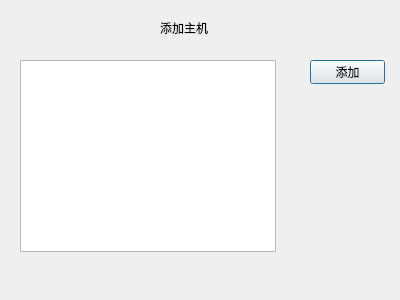
Qt form ui/addhost_win.ui (tainyuhong/pyside_machine_system) before a commit.
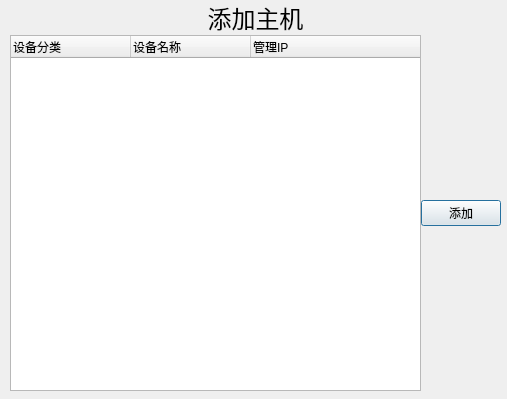
The same form after that commit.

Commit message: 主机添加窗口增加数据显示功能，未完成复选功能

```diff
--- a/ui/addhost_win.ui
+++ b/ui/addhost_win.ui
@@ -6,48 +6,80 @@
    <rect>
     <x>0</x>
     <y>0</y>
-    <width>400</width>
-    <height>300</height>
+    <width>507</width>
+    <height>399</height>
    </rect>
   </property>
+  <property name="sizePolicy">
+   <sizepolicy hsizetype="Fixed" vsizetype="Fixed">
+    <horstretch>0</horstretch>
+    <verstretch>0</verstretch>
+   </sizepolicy>
+  </property>
   <property name="windowTitle">
    <string>添加主机</string>
   </property>
-  <widget class="QLabel" name="label">
+  <widget class="QWidget" name="">
    <property name="geometry">
     <rect>
-     <x>160</x>
-     <y>20</y>
-     <width>54</width>
-     <height>16</height>
+     <x>10</x>
+     <y>0</y>
+     <width>491</width>
+     <height>391</height>
     </rect>
    </property>
-   <property name="text">
-    <string>添加主机</string>
-   </property>
-  </widget>
-  <widget class="QPushButton" name="add_btn">
-   <property name="geometry">
-    <rect>
-     <x>310</x>
-     <y>60</y>
-     <width>75</width>
-     <height>24</height>
-    </rect>
-   </property>
-   <property name="text">
-    <string>添加</string>
-   </property>
-  </widget>
-  <widget class="QColumnView" name="columnView">
-   <property name="geometry">
-    <rect>
-     <x>20</x>
-     <y>60</y>
-     <width>256</width>
-     <height>192</height>
-    </rect>
-   </property>
+   <layout class="QGridLayout" name="gridLayout">
+    <property name="spacing">
+     <number>0</number>
+    </property>
+    <item row="1" column="1">
+     <widget class="QPushButton" name="add_btn">
+      <property name="text">
+       <string>添加</string>
+      </property>
+     </widget>
+    </item>
+    <item row="0" column="0" colspan="2">
+     <widget class="QLabel" name="label">
+      <property name="font">
+       <font>
+        <pointsize>18</pointsize>
+       </font>
+      </property>
+      <property name="text">
+       <string>添加主机</string>
+      </property>
+      <property name="alignment">
+       <set>Qt::AlignCenter</set>
+      </property>
+     </widget>
+    </item>
+    <item row="1" column="0">
+     <widget class="QTreeWidget" name="treeWidget">
+      <property name="columnCount">
+       <number>3</number>
+      </property>
+      <attribute name="headerDefaultSectionSize">
+       <number>120</number>
+      </attribute>
+      <column>
+       <property name="text">
+        <string>设备分类</string>
+       </property>
+      </column>
+      <column>
+       <property name="text">
+        <string>设备名称</string>
+       </property>
+      </column>
+      <column>
+       <property name="text">
+        <string>管理IP</string>
+       </property>
+      </column>
+     </widget>
+    </item>
+   </layout>
   </widget>
  </widget>
  <resources/>
```
The commit also changes 4 other files.
